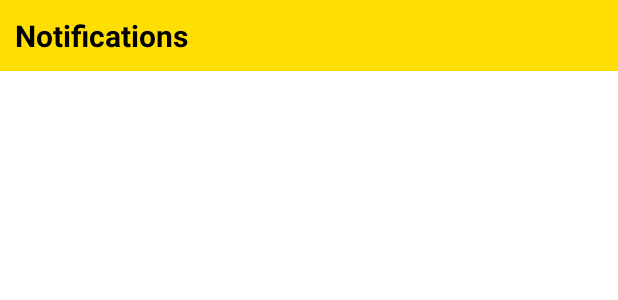
After one commit to ahxagent007/Palki-User, an Android app: the layout activity_notification.xml on its own in the app's theme, with its tools: preview values and no code run, on a phone screen of 412 x 824 dp. The commit adds this screen. Shown: the top 300 px of the screen. Run offline under Robolectric (Android 15) with nearby library versions, the phone set to English and light mode, and no system bars.

Commit message:
Working on notifications

```diff
--- a/app/src/main/AndroidManifest.xml
+++ b/app/src/main/AndroidManifest.xml
@@ -15,6 +15,9 @@
         android:roundIcon="@mipmap/ic_launcher_round"
         android:supportsRtl="true"
         android:theme="@style/Theme.PalkiDrive">
+        <activity
+            android:name=".NotificationActivity"
+            android:exported="false" />
         <activity
             android:name=".Activities.BodyRentActivity"
             android:exported="false" />
--- a/app/src/main/java/com/alphacuetech/xian/palki_drive/Activities/ConfirmActivity.java
+++ b/app/src/main/java/com/alphacuetech/xian/palki_drive/Activities/ConfirmActivity.java
@@ -12,12 +12,11 @@ import android.widget.EditText;
 import android.widget.ImageButton;
 import android.widget.ImageView;
 import android.widget.LinearLayout;
-import android.widget.RadioButton;
 import android.widget.Switch;
 import android.widget.TextView;
 
 import com.alphacuetech.xian.palki_drive.R;
-import com.alphacuetech.xian.palki_drive.utills.MapsDataModel;
+import com.alphacuetech.xian.palki_drive.DataModel.MapsData;
 import com.google.gson.Gson;
 
 import java.text.SimpleDateFormat;
@@ -72,7 +71,7 @@ public class ConfirmActivity extends AppCompatActivity {
         String json_data = getIntent().getStringExtra("JSON_DATA");
         Gson gson = new Gson();
         //Transform a json to java object
-        MapsDataModel selectedData = gson.fromJson(json_data, MapsDataModel.class);
+        MapsData selectedData = gson.fromJson(json_data, MapsData.class);
 
         TV_carModel.setText(selectedData.getMODEL()+"\n"+seatCapacity.get(selectedData.getMODEL()));
         TV_pickupPoint.setText(selectedData.getSTART());
--- a/app/src/main/java/com/alphacuetech/xian/palki_drive/utills/MapsDataModel.java
+++ b/app/src/main/java/com/alphacuetech/xian/palki_drive/DataModel/MapsData.java
@@ -1,13 +1,13 @@
-package com.alphacuetech.xian.palki_drive.utills;
+package com.alphacuetech.xian.palki_drive.DataModel;
 
 import com.google.android.gms.maps.model.LatLng;
 
-public class MapsDataModel {
+public class MapsData {
 
     String MODEL, START, END;
     LatLng destLatLng, currentLatLng;
 
-    public MapsDataModel(String MODEL, String START, String END, LatLng currentLatLng, LatLng destLatLng) {
+    public MapsData(String MODEL, String START, String END, LatLng currentLatLng, LatLng destLatLng) {
         this.MODEL = MODEL;
         this.START = START;
         this.END = END;
--- /dev/null
+++ b/app/src/main/res/layout/activity_notification.xml
@@ -0,0 +1,26 @@
+<?xml version="1.0" encoding="utf-8"?>
+<LinearLayout xmlns:android="http://schemas.android.com/apk/res/android"
+    xmlns:app="http://schemas.android.com/apk/res-auto"
+    xmlns:tools="http://schemas.android.com/tools"
+    android:layout_width="match_parent"
+    android:layout_height="match_parent"
+    tools:context=".Activities.NotificationActivity"
+    android:orientation="vertical">
+
+    <TextView
+        android:layout_width="match_parent"
+        android:layout_height="wrap_content"
+        android:text="Notifications"
+        android:textSize="20dp"
+        android:textStyle="bold"
+        android:textColor="@color/black"
+        android:padding="10dp"
+        android:background="@color/yellow"/>
+
+    <androidx.recyclerview.widget.RecyclerView
+        android:id="@+id/RV_notifications"
+        android:layout_width="match_parent"
+        android:layout_height="wrap_content"
+        android:padding="5dp"/>
+
+</LinearLayout>
--- /dev/null
+++ b/app/src/main/res/layout/single_notification.xml
@@ -0,0 +1,6 @@
+<?xml version="1.0" encoding="utf-8"?>
+<LinearLayout xmlns:android="http://schemas.android.com/apk/res/android"
+    android:layout_width="match_parent"
+    android:layout_height="match_parent">
+
+</LinearLayout>
```
Also changed, not shown: app/build.gradle (+15 -11 lines), app/src/main/java/com/alphacuetech/xian/palki_drive/Activities/NotificationActivity.java (added, +142 -0 lines), app/src/main/java/com/alphacuetech/xian/palki_drive/DataModel/Notification.java (added, +7 -0 lines), app/src/main/java/com/alphacuetech/xian/palki_drive/ItemClickListener.java (added, +8 -0 lines).
